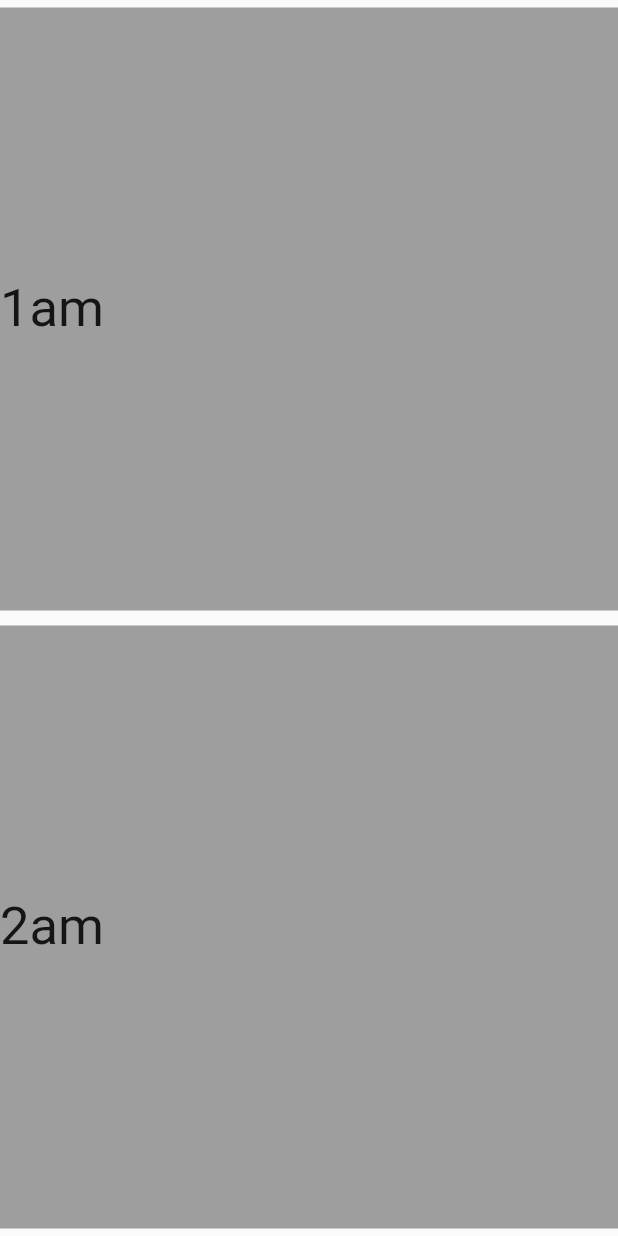
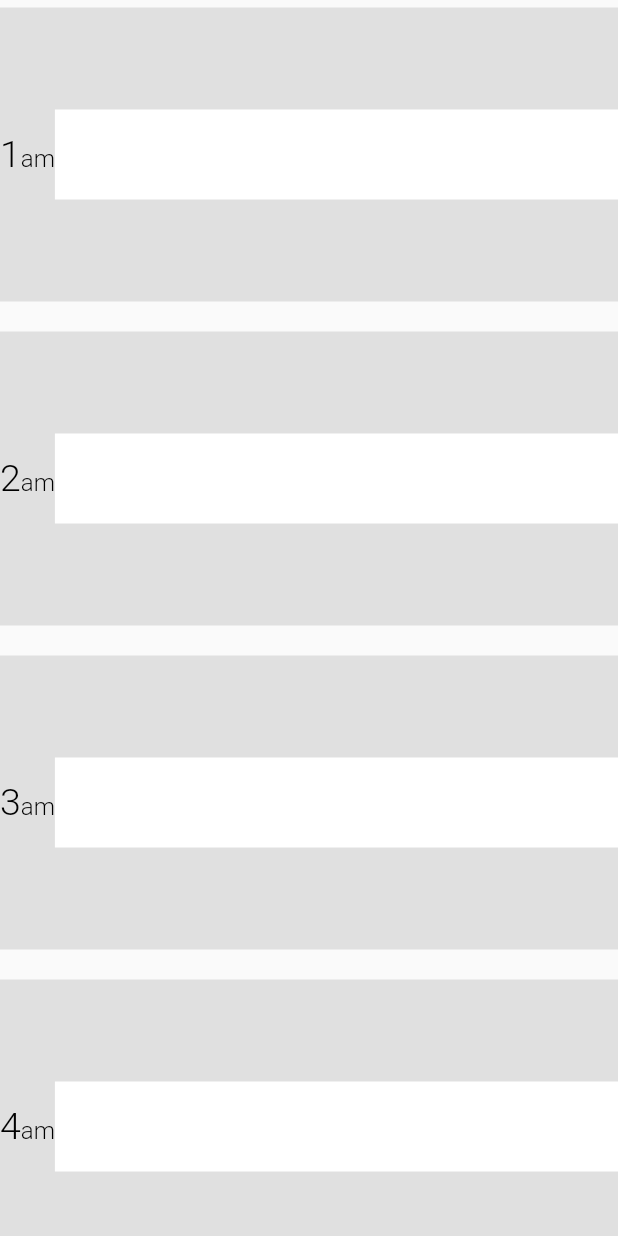
Before and after one commit to MatthieuNadeau96/simple_hour, a Flutter app: the screen it shows after launch, on a phone screen of 412 x 824 dp. Run offline on Flutter 3.47's test engine with Material 2 defaults, Android fonts, the light colour scheme and no system bars.

Commit message:
Added list changes

```diff
--- a/lib/screens/home_screen.dart
+++ b/lib/screens/home_screen.dart
@@ -26,18 +26,44 @@ class _HomeScreenState extends State<HomeScreen> {
             children: [
               Expanded(
                 child: GridView.count(
+                  mainAxisSpacing: 10,
+                  childAspectRatio: 2,
                   crossAxisCount: 1,
                   children: List.generate(
                     hours.length,
                     (index) => Container(
                       margin: EdgeInsets.symmetric(vertical: 5),
-                      color: Colors.grey,
+                      color: Colors.grey[300],
                       child: Row(
+                        crossAxisAlignment: CrossAxisAlignment.center,
+                        mainAxisAlignment: MainAxisAlignment.spaceBetween,
                         children: [
-                          Text(
-                            '${hours[index].hour}${hours[index].meridiem}',
-                            style: TextStyle(
-                              fontSize: 35,
+                          RichText(
+                            text: TextSpan(
+                                text: '${hours[index].hour}',
+                                style: TextStyle(
+                                  fontSize: 25,
+                                  color: Colors.black,
+                                  fontWeight: FontWeight.w300,
+                                ),
+                                children: <TextSpan>[
+                                  TextSpan(
+                                    text: '${hours[index].meridiem}',
+                                    style: TextStyle(
+                                      fontSize: 16,
+                                    ),
+                                  ),
+                                ]),
+                          ),
+                          Flexible(
+                            child: Container(
+                              height: 60,
+                              color: Colors.white,
+                              child: TextField(
+                                decoration: InputDecoration(
+                                  border: InputBorder.none,
+                                ),
+                              ),
                             ),
                           ),
                         ],
```
